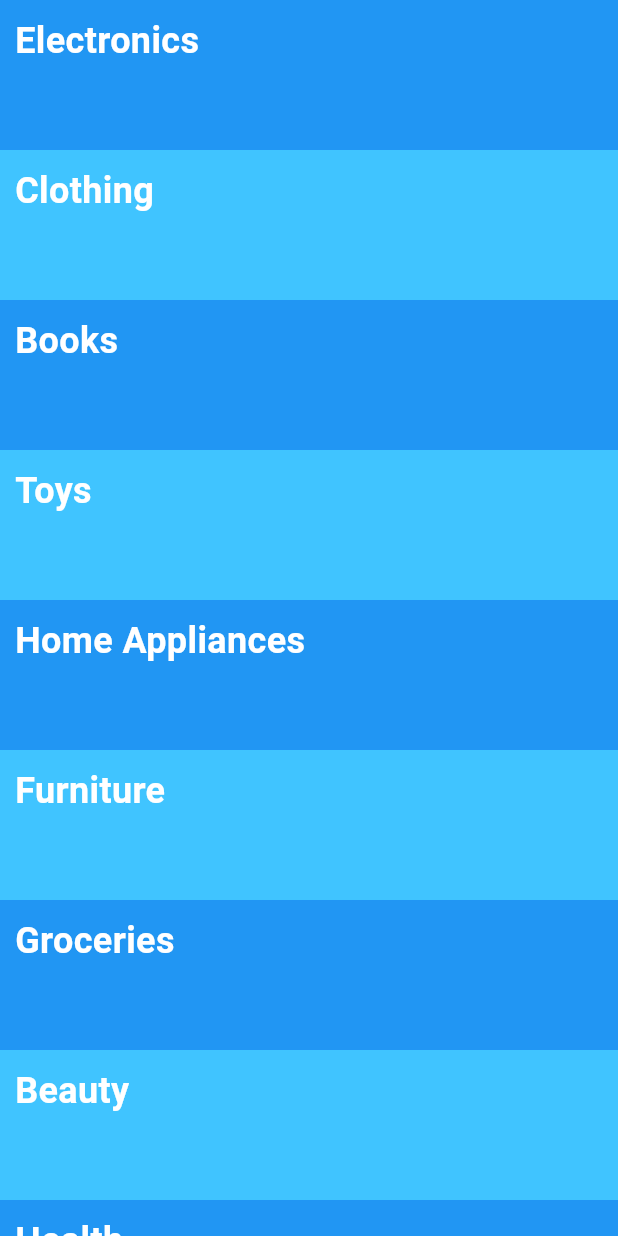
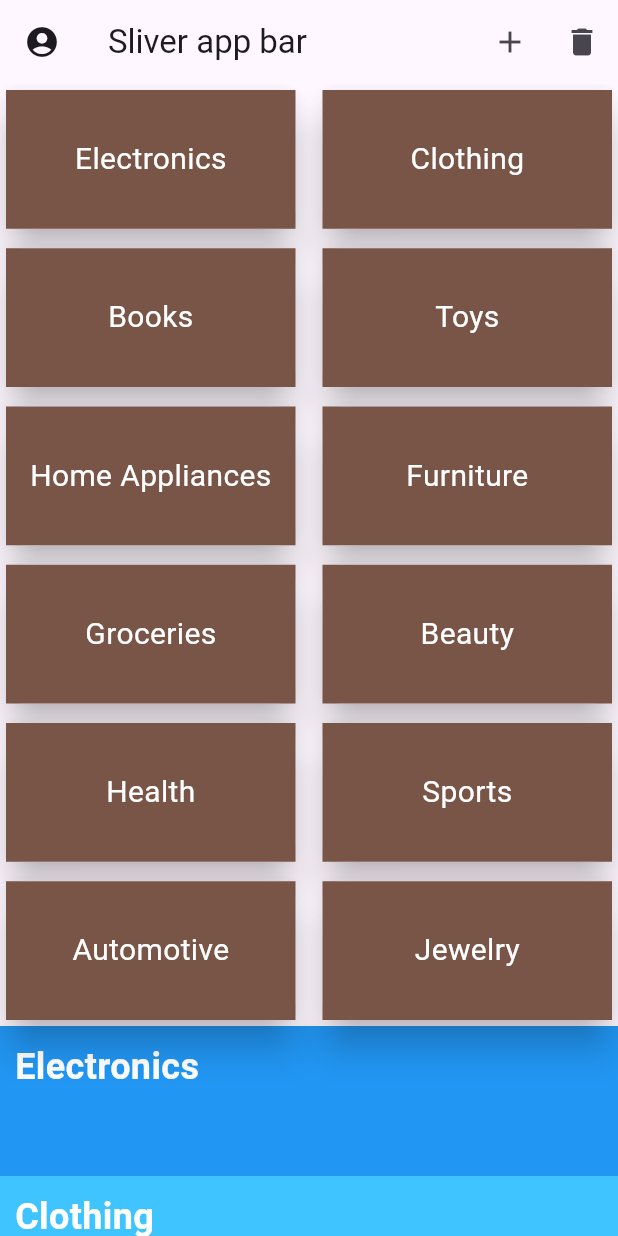
Before and after one commit to theeasylearn/flutter12_basic_of_flutter, a Flutter app: the screen it shows after launch, on a phone screen of 412 x 824 dp. Run offline on Flutter 3.47's test engine with Material 3 defaults, Android fonts, the phone set to English and light mode, and no system bars; our stand-ins replace flutter_svg.

Commit message:
Merge remote-tracking branch 'origin/master'
# Conflicts:
#	lib/gridview_example_1.dart

```diff
--- a/lib/22_sliver_demo_1.dart
+++ b/lib/22_sliver_demo_1.dart
@@ -12,31 +12,45 @@ class SliverDemo1 extends StatelessWidget {
     'Health',
     'Sports',
     'Automotive',
-    'Jewelry',
-    'Shoes',
-    'Bags',
-    'Accessories',
-    'Kitchenware',
-    'Office Supplies',
-    'Pet Supplies',
-    'Baby Products',
-    'Gardening',
-    'Tools',
-    'Musical Instruments',
-    'Video Games',
-    'Movies',
-    'Music',
-    'Software',
-    'Art Supplies',
-    'Crafts',
-    'Outdoor Gear',
-    'Travel Accessories'
+    'Jewelry'
   ];
   @override
   Widget build(BuildContext context) {
     return Scaffold(
+
       body: CustomScrollView(
           slivers: [
+              SliverAppBar(
+                  leading: Icon(Icons.account_circle),
+                  title: Text("Sliver app bar"),
+                  actions: [
+                    IconButton(onPressed: () {}, icon: Icon(Icons.add)),
+                    IconButton(onPressed: () {}, icon: Icon(Icons.delete)),
+                  ],
+                  pinned: false,
+                  snap: true,
+                  floating: true,
+              ),
+              SliverGrid(
+                    gridDelegate: SliverGridDelegateWithFixedCrossAxisCount(
+                                crossAxisCount: 2,
+                                mainAxisSpacing: 5,
+                                crossAxisSpacing: 10,
+                                childAspectRatio: 2.0),
+                    delegate: SliverChildBuilderDelegate((context,index){
+                        return Card(
+                            elevation: 10,
+                            child: Container(
+                                color: Colors.brown,
+                                alignment: Alignment.center,
+                                child: Text(productCategories[index].toString(),style: TextStyle(
+                                    fontSize: 20,color: Colors.white
+                                ),),
+                            ),
+                        );
+                    },childCount: productCategories.length),
+
+              ),
               SliverList(delegate:
             SliverChildBuilderDelegate((context,index){
               return Container(
@@ -50,7 +64,7 @@ class SliverDemo1 extends StatelessWidget {
                       fontWeight: FontWeight.bold
                   ),),
               );
-              },childCount: productCategories.length))
+            },childCount: productCategories.length)),
           ],
       ),
     );
--- a/lib/main.dart
+++ b/lib/main.dart
@@ -24,5 +24,6 @@ import '20_media_query_1.dart';
 
 void main() {
   SliverDemo1  screen = new SliverDemo1();
-  runApp(MaterialApp(home: screen,));
+  runApp(MaterialApp(home: screen,
+    debugShowCheckedModeBanner: false,));
 }
```
Lines whose indentation alone changed are shown as unchanged.
